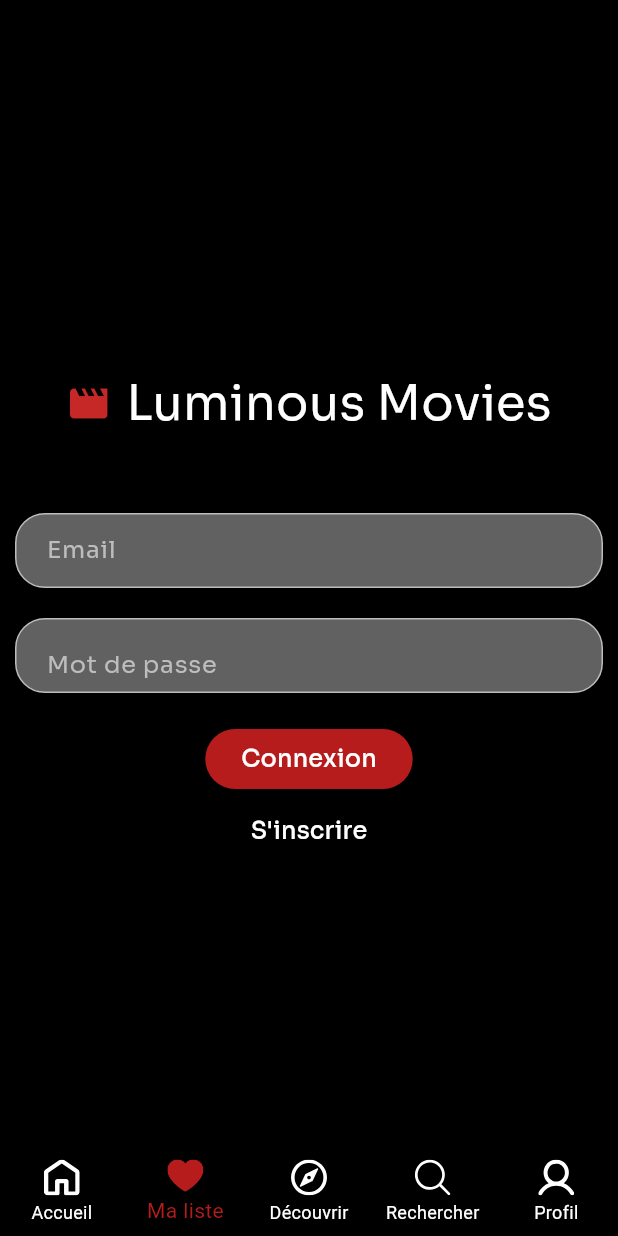
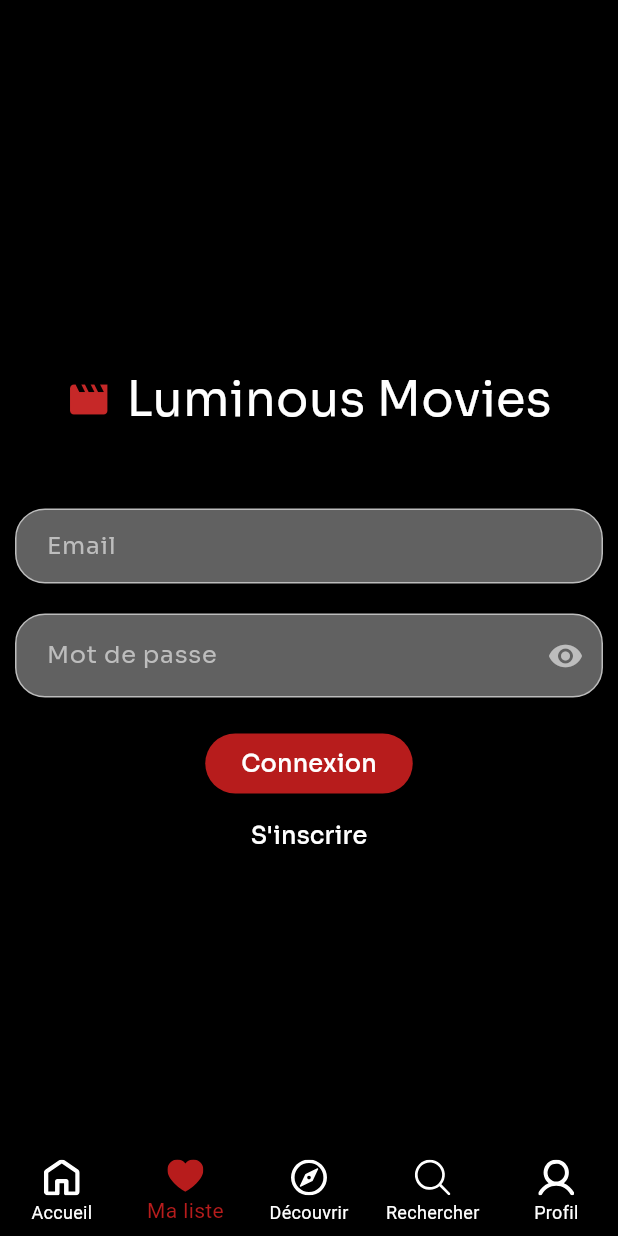
Before and after one commit to Pagiestm/Luminous-Movies, a Flutter app: the screen it shows after launch, item 2 of the bottom bar chosen, on a phone screen of 412 x 824 dp. Run offline on Flutter 3.47's test engine with Material 3 defaults, Android fonts, the phone set to English and light mode, and no system bars; our stand-ins replace cached_network_image, carousel_slider, elegant_notification, flutter_svg, google_fonts; missing offline and left inert: choice, session_manager; network calls fail.

Commit message:
style(Connexion): align item icon + text

```diff
--- a/app_mobile/lib/pages/Connexion.dart
+++ b/app_mobile/lib/pages/Connexion.dart
@@ -90,23 +90,27 @@ class ConnexionState extends State<Connexion> {
                           hintText: "Mot de passe",
                           hintStyle: TextStyle(
                             color: Colors.grey.shade400,
-                                fontFamily: "Sora"),
+                            fontFamily: "Sora",
+                          ),
                           border: InputBorder.none,
-                            contentPadding: EdgeInsets.only(left: 20),
-                            suffix: IconButton(
+                          contentPadding: EdgeInsets.only(
+                              left: 20,
+                              top: 15,
+                              bottom: 15),
+                          suffixIcon: IconButton(
                             onPressed: () {
                               setState(() {
-                                    if (passenable) {
-                                      passenable = false;
-                                    } else {
-                                      passenable = true;
-                                    }
+                                passenable = !passenable;
                               });
                             },
-                                icon: Icon(passenable == true
+                            icon: Icon(
+                              passenable
                                   ? Icons.visibility
-                                    : Icons.visibility_off),
-                                color: Colors.grey.shade400)),
+                                  : Icons.visibility_off,
+                            ),
+                            color: Colors.grey.shade400,
+                          ),
+                        ),
                         validator: (value) {
                           if (value == null || value.isEmpty) {
                             return 'Please enter some text';
```
Lines whose indentation alone changed are shown as unchanged.
